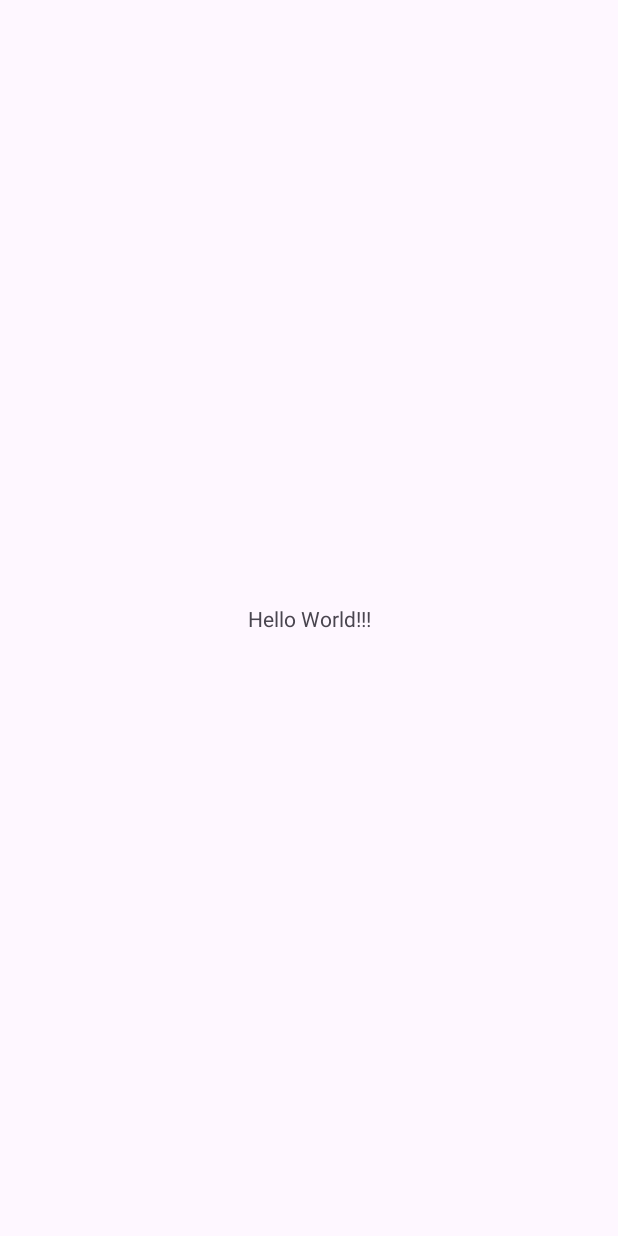
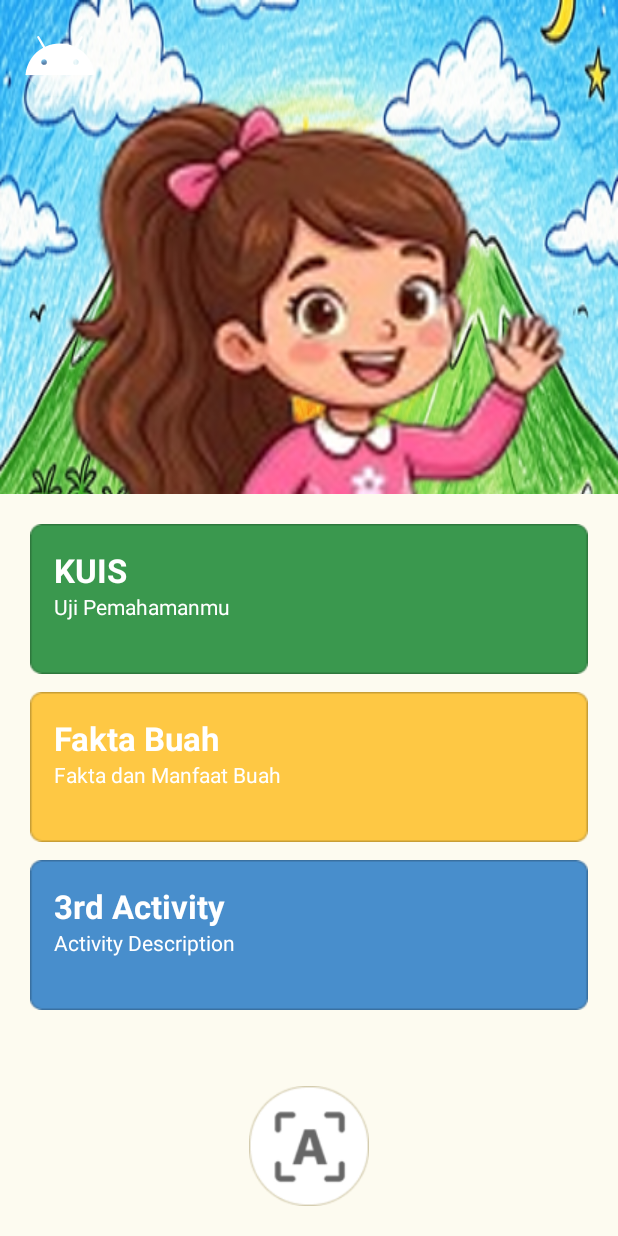
Before and after one commit to rifqyfakhryzain/Sibisa, an Android app: the screen it shows after launch (MainActivity), on a phone screen of 412 x 824 dp. Before the commit the screen is almost empty. Run offline under Robolectric (Android 15) with nearby library versions, the light colour scheme and no system bars.

Commit message:
Update halaman utama dengan tombol AR Camera

```diff
--- a/app/src/main/java/com/rifqy/sibisa/MainActivity.java
+++ b/app/src/main/java/com/rifqy/sibisa/MainActivity.java
@@ -1,7 +1,9 @@
 package com.rifqy.sibisa;
 
 import android.os.Bundle;
-
+import android.content.Intent;
+import android.view.View;
+import android.widget.ImageButton;
 import androidx.activity.EdgeToEdge;
 import androidx.appcompat.app.AppCompatActivity;
 import androidx.core.graphics.Insets;
@@ -10,15 +12,37 @@ import androidx.core.view.WindowInsetsCompat;
 
 public class MainActivity extends AppCompatActivity {
 
+    private View btnKuis, btnFaktaBuah, btnThirdActivity;
+    private ImageButton btnArCamera;
+
     @Override
     protected void onCreate(Bundle savedInstanceState) {
         super.onCreate(savedInstanceState);
-        EdgeToEdge.enable(this);
         setContentView(R.layout.activity_main);
-        ViewCompat.setOnApplyWindowInsetsListener(findViewById(R.id.main), (v, insets) -> {
-            Insets systemBars = insets.getInsets(WindowInsetsCompat.Type.systemBars());
-            v.setPadding(systemBars.left, systemBars.top, systemBars.right, systemBars.bottom);
-            return insets;
+
+        // Inisialisasi Tombol dari XML
+        btnKuis = findViewById(R.id.btnKuis);
+        btnFaktaBuah = findViewById(R.id.btnFaktaBuah);
+        btnThirdActivity = findViewById(R.id.btnThirdActivity);
+        btnArCamera = findViewById(R.id.btnArCamera);
+
+        // Aksi ketika tombol Kuis diklik
+        btnKuis.setOnClickListener(v -> {
+            // Intent intent = new Intent(MainActivity.this, KuisActivity.class);
+            // startActivity(intent);
+        });
+
+        // Aksi ketika tombol Fakta Buah diklik
+        btnFaktaBuah.setOnClickListener(v -> {
+            // Intent intent = new Intent(MainActivity.this, FaktaBuahActivity.class);
+            // startActivity(intent);
+        });
+
+        // Aksi ketika tombol AR diklik
+        btnArCamera.setOnClickListener(v -> {
+            // Di sini nanti kita arahkan ke ArCameraActivity
+            // Intent intent = new Intent(MainActivity.this, ArCameraActivity.class);
+            // startActivity(intent);
         });
     }
 }
--- a/app/src/main/res/layout/activity_main.xml
+++ b/app/src/main/res/layout/activity_main.xml
@@ -5,15 +5,145 @@
     android:id="@+id/main"
     android:layout_width="match_parent"
     android:layout_height="match_parent"
+    android:background="@drawable/background"
     tools:context=".MainActivity">
 
-    <TextView
+    <ImageButton
+        android:id="@+id/btnMenu"
+        android:layout_width="48dp"
+        android:layout_height="48dp"
+        android:layout_marginStart="16dp"
+        android:layout_marginTop="16dp"
+        android:background="?android:attr/selectableItemBackgroundBorderless"
+        android:src="@drawable/ic_launcher_foreground"
+        android:tint="@color/white"
+        app:layout_constraintStart_toStartOf="parent"
+        app:layout_constraintTop_toTopOf="parent"
+        tools:ignore="UseAppTint" />
+
+    <ImageView
+        android:id="@+id/imgCharacter"
         android:layout_width="wrap_content"
-        android:layout_height="wrap_content"
-        android:text="Hello World!!!"
-        app:layout_constraintBottom_toBottomOf="parent"
+        android:layout_height="0dp"
+        android:adjustViewBounds="true"
+        android:contentDescription="Character"
+        android:scaleType="fitEnd"
+        android:src="@drawable/anak_kecil"
+        app:layout_constraintBottom_toTopOf="@+id/cardContainer"
         app:layout_constraintEnd_toEndOf="parent"
         app:layout_constraintStart_toStartOf="parent"
-        app:layout_constraintTop_toTopOf="parent" />
+        app:layout_constraintTop_toTopOf="parent"
+        app:layout_constraintVertical_bias="1.0" />
+
+    <LinearLayout
+        android:id="@+id/cardContainer"
+        android:layout_width="match_parent"
+        android:layout_height="0dp"
+        android:background="@drawable/ic_launcher_background"
+        android:backgroundTint="@color/bg_cream"
+        android:orientation="vertical"
+        android:padding="20dp"
+        app:layout_constraintBottom_toBottomOf="parent"
+        app:layout_constraintHeight_percent="0.6">
+
+        <!-- KUIS Button -->
+        <LinearLayout
+            android:id="@+id/btnKuis"
+            android:layout_width="match_parent"
+            android:layout_height="wrap_content"
+            android:layout_marginBottom="12dp"
+            android:background="@drawable/button_ijo"
+            android:clickable="true"
+            android:focusable="true"
+            android:orientation="vertical"
+            android:padding="16dp">
+
+            <TextView
+                android:layout_width="wrap_content"
+                android:layout_height="wrap_content"
+                android:text="KUIS"
+                android:textColor="@color/white"
+                android:textSize="22sp"
+                android:textStyle="bold" />
+
+            <TextView
+                android:layout_width="wrap_content"
+                android:layout_height="wrap_content"
+                android:text="Uji Pemahamanmu"
+                android:textColor="@color/white"
+                android:textSize="14sp" />
+        </LinearLayout>
+
+        <!-- Fakta Buah Button -->
+        <LinearLayout
+            android:id="@+id/btnFaktaBuah"
+            android:layout_width="match_parent"
+            android:layout_height="wrap_content"
+            android:layout_marginBottom="12dp"
+            android:background="@drawable/button_kuning"
+            android:clickable="true"
+            android:focusable="true"
+            android:orientation="vertical"
+            android:padding="16dp">
+
+            <TextView
+                android:layout_width="wrap_content"
+                android:layout_height="wrap_content"
+                android:text="Fakta Buah"
+                android:textColor="@color/white"
+                android:textSize="22sp"
+                android:textStyle="bold" />
+
+            <TextView
+                android:layout_width="wrap_content"
+                android:layout_height="wrap_content"
+                android:text="Fakta dan Manfaat Buah"
+                android:textColor="@color/white"
+                android:textSize="14sp" />
+        </LinearLayout>
+
+        <!-- 3rd Activity Button -->
+        <LinearLayout
+            android:id="@+id/btnThirdActivity"
+            android:layout_width="match_parent"
+            android:layout_height="wrap_content"
+            android:layout_marginBottom="20dp"
+            android:background="@drawable/button_biru"
+            android:clickable="true"
+            android:focusable="true"
+            android:orientation="vertical"
+            android:padding="16dp">
+
+            <TextView
+                android:layout_width="wrap_content"
+                android:layout_height="wrap_content"
+                android:text="3rd Activity"
+                android:textColor="@color/white"
+                android:textSize="22sp"
+                android:textStyle="bold" />
+
+            <TextView
+                android:layout_width="wrap_content"
+                android:layout_height="wrap_content"
+                android:text="Activity Description"
+                android:textColor="@color/white"
+                android:textSize="14sp" />
+        </LinearLayout>
+
+        <View
+            android:layout_width="match_parent"
+            android:layout_height="0dp"
+            android:layout_weight="1" />
+
+        <ImageButton
+            android:id="@+id/btnArCamera"
+            android:layout_width="80dp"
+            android:layout_height="80dp"
+            android:layout_gravity="center"
+            android:background="?android:attr/selectableItemBackgroundBorderless"
+            android:scaleType="fitCenter"
+            android:src="@drawable/ic_ar_camera" />
+
+    </LinearLayout>
 
 </androidx.constraintlayout.widget.ConstraintLayout>
--- a/app/src/main/res/values/colors.xml
+++ b/app/src/main/res/values/colors.xml
@@ -2,4 +2,8 @@
 <resources>
     <color name="black">#FF000000</color>
     <color name="white">#FFFFFFFF</color>
+    <color name="bg_cream">#FDFBF0</color>
+    <color name="menu_green">#4CAF50</color>
+    <color name="menu_yellow">#FFC107</color>
+    <color name="menu_blue">#4285F4</color>
 </resources>
--- a/settings.gradle.kts
+++ b/settings.gradle.kts
@@ -22,5 +22,5 @@ dependencyResolutionManagement {
     }
 }
 
-rootProject.name = "SIBISA"
+rootProject.name = "Tubes"
 include(":app")
```
Also changed, not shown: app/src/main/res/drawable/anak_kecil.png (added), app/src/main/res/drawable/background.png (added), app/src/main/res/drawable/button_biru.png (added), app/src/main/res/drawable/button_ijo.png (added), app/src/main/res/drawable/button_kuning.png (added), app/src/main/res/drawable/ic_ar_camera.png (added).
